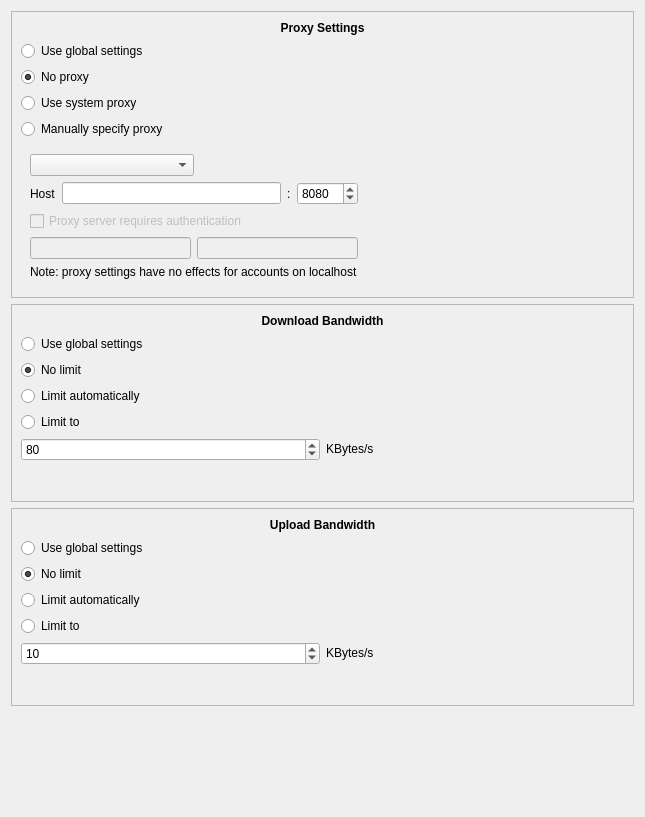
Above: src/gui/networksettings.ui from nextcloud/desktop before the change. Below: the same form after it.
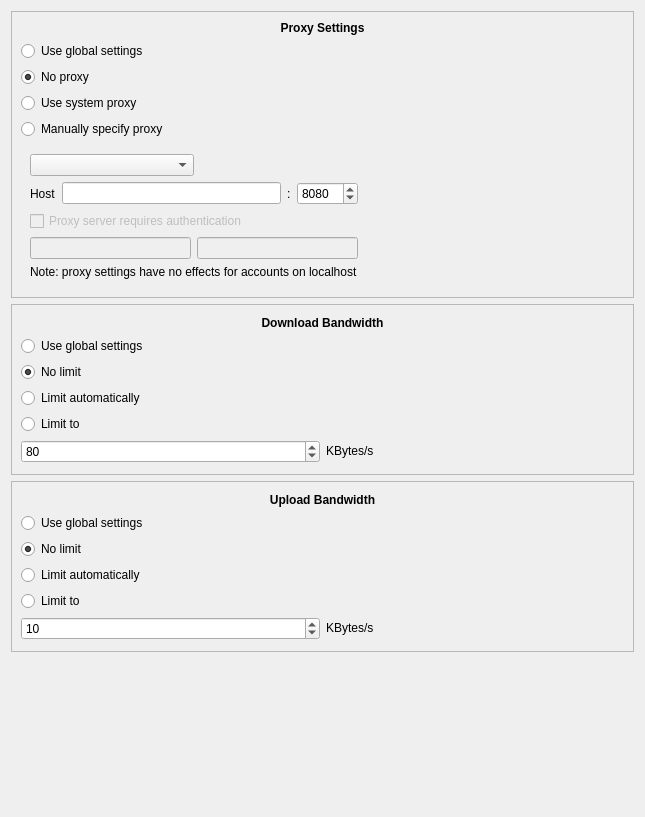
That is the form after the change.

Commit message: fix wrong margins in network bandwidth settings

The edit to the form file:
```diff
--- a/src/gui/networksettings.ui
+++ b/src/gui/networksettings.ui
@@ -303,10 +303,10 @@
      </property>
      <layout class="QVBoxLayout" name="verticalLayout_4">
       <property name="topMargin">
-       <number>9</number>
+       <number>11</number>
       </property>
       <property name="bottomMargin">
-       <number>0</number>
+       <number>11</number>
       </property>
       <item>
        <widget class="QLabel" name="label_2">
@@ -387,19 +387,6 @@
         </item>
        </layout>
       </item>
-      <item>
-       <spacer name="verticalSpacer_2">
-        <property name="orientation">
-         <enum>Qt::Orientation::Vertical</enum>
-        </property>
-        <property name="sizeHint" stdset="0">
-         <size>
-          <width>20</width>
-          <height>40</height>
-         </size>
-        </property>
-       </spacer>
-      </item>
      </layout>
     </widget>
    </item>
@@ -422,10 +409,10 @@
      </property>
      <layout class="QVBoxLayout" name="verticalLayout_5">
       <property name="topMargin">
-       <number>9</number>
+       <number>11</number>
       </property>
       <property name="bottomMargin">
-       <number>0</number>
+       <number>11</number>
       </property>
       <item>
        <widget class="QLabel" name="label_4">
@@ -509,19 +496,6 @@
         </item>
        </layout>
       </item>
-      <item>
-       <spacer name="verticalSpacer_3">
-        <property name="orientation">
-         <enum>Qt::Orientation::Vertical</enum>
-        </property>
-        <property name="sizeHint" stdset="0">
-         <size>
-          <width>20</width>
-          <height>40</height>
-         </size>
-        </property>
-       </spacer>
-      </item>
      </layout>
      <zorder>autoUploadLimitRadioButton</zorder>
      <zorder>uploadLimitRadioButton</zorder>
```
Left out of the diff: 1 changed line with no effect on the pictures.
